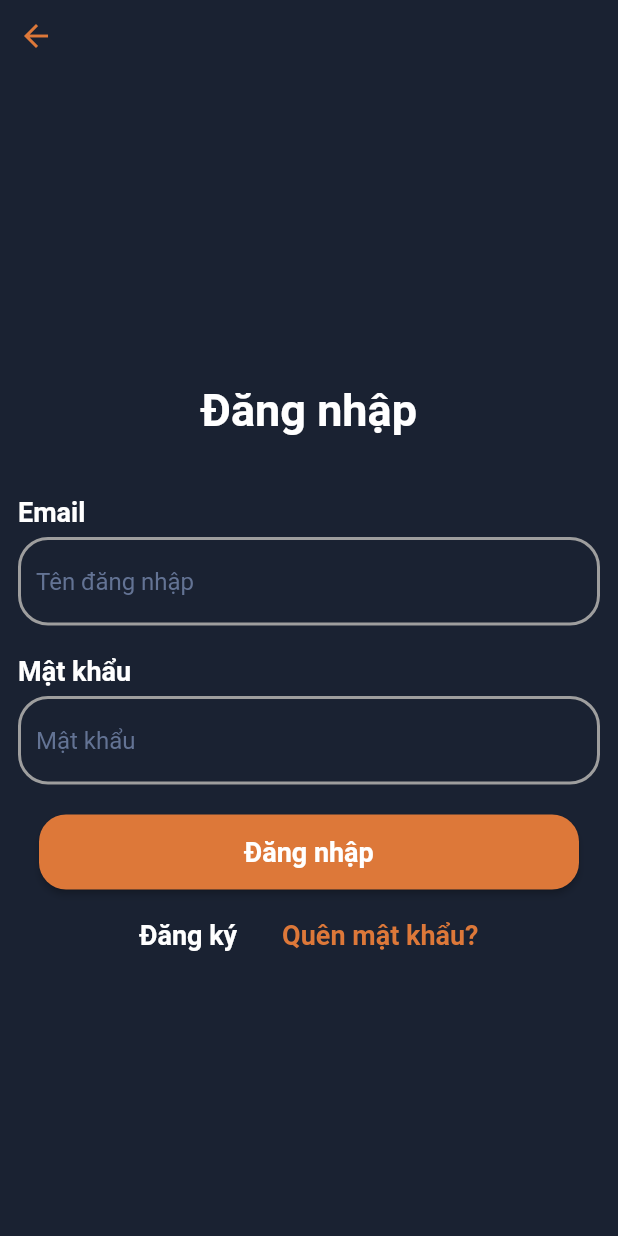
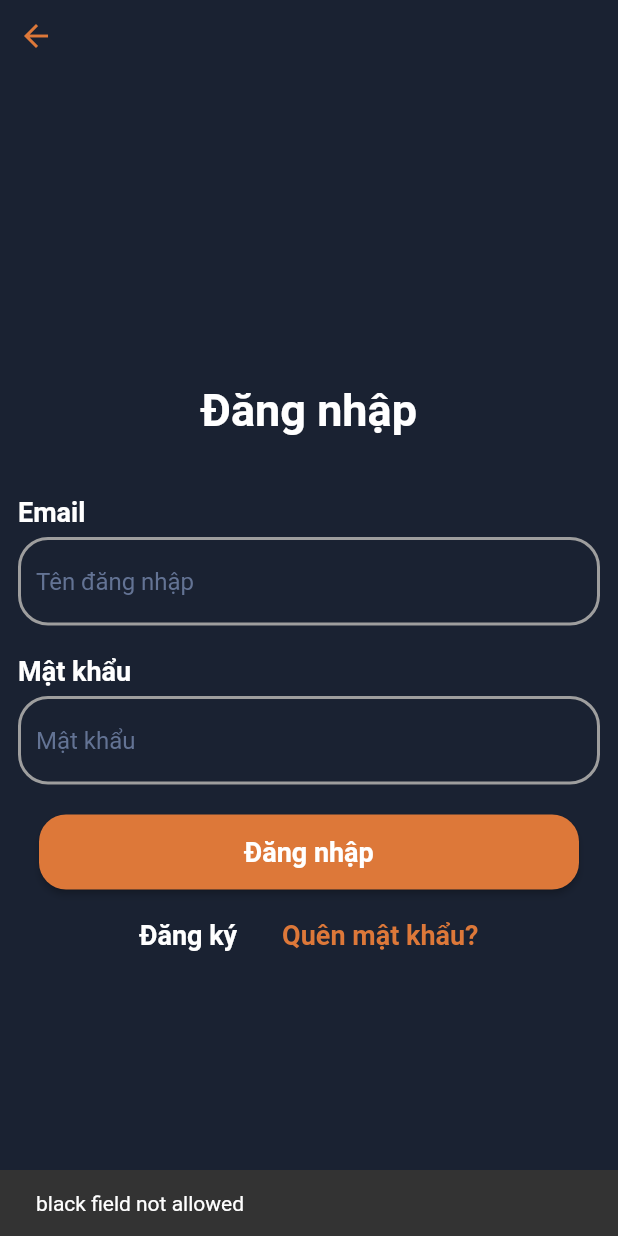
Before and after one commit to ducjk/finalExamflutter, a Flutter app: the loginPage screen opened directly, after a tap on "Đăng nhập", on a phone screen of 412 x 824 dp. Run offline on Flutter 3.47's test engine with Material 2 defaults, Android fonts, the phone set to English and light mode, and no system bars; our stand-ins replace google_fonts; missing offline and left inert: dart:js; network calls fail.

Commit message:
update code login

```diff
--- a/lib/gui/interfaces/home-login.dart
+++ b/lib/gui/interfaces/home-login.dart
@@ -4,6 +4,7 @@ import 'dart:ui';
 import 'package:google_fonts/google_fonts.dart';
 import 'package:provider/provider.dart';
 import 'package:test_project/gui/interfaces/home-forgot.dart';
+import 'package:test_project/gui/interfaces/home-non-auth.dart';
 import 'package:test_project/gui/interfaces/home-register.dart';
 import 'package:test_project/product/user_model.dart';
 import 'package:test_project/product/user_provider.dart';
@@ -23,11 +24,13 @@ class _loginPageState extends State<loginPage> {
   var _userNameKey = TextEditingController();
 
   var _passwordKey = TextEditingController();
+  int test = 0;
 
   List<UserModel> listUser = [];
 
   @override
   Widget build(BuildContext context) {
+    print("re-render...");
     var userProvider = Provider.of<UserProvider>(context);
     if (userProvider.list_users.isEmpty) {
       userProvider.getListUser();
@@ -205,6 +208,32 @@ class _loginPageState extends State<loginPage> {
                                     //                       forgotPage()))
                                     //         }
                                     //     });
+
+                                    // if (_userNameKey.text.isNotEmpty &&
+                                    //     _passwordKey.text.isNotEmpty) {
+                                    //   var res = await http.post(Uri.parse("http://localhost:3000/api/users"),
+                                    //       body: ({'user': _userNameKey.text, 'pass': _passwordKey.text}));
+                                    //   userProvider.checkLogin(
+                                    //       _userNameKey.text, _passwordKey.text);
+
+                                    //   if (userProvider.kt) {
+                                    //     Navigator.push(
+                                    //         context,
+                                    //         MaterialPageRoute(
+                                    //             builder: (context) =>
+                                    //                 forgotPage()));
+                                    //   } else {
+                                    //     ScaffoldMessenger.of(context)
+                                    //         .showSnackBar(SnackBar(
+                                    //             content: Text(
+                                    //                 "Invalid Credentials")));
+                                    //   }
+                                    // } else {
+                                    //   ScaffoldMessenger.of(context)
+                                    //       .showSnackBar(SnackBar(
+                                    //           content: Text(
+                                    //               "black field not allowed")));
+                                    // }
                                     login();
                                   },
                                   child: Text("Đăng nhập",
@@ -269,21 +298,21 @@ class _loginPageState extends State<loginPage> {
   }
 
   Future<void> login() async {
-    // if (_userNameKey.text.isNotEmpty && _passwordKey.text.isNotEmpty) {
-    // var res = await http.post(Uri.parse("http://localhost:3000/api/users"),
-    //     body: ({'user': _userNameKey.text, 'pass': _passwordKey.text}));
-    //     UserModel user =
-    //     if (res.statusCode == 200) {
-    //       print('res: ${res.body}');
-    //       Navigator.push(
-    //           context, MaterialPageRoute(builder: (context) => forgotPage()));
-    //     } else {
-    //       ScaffoldMessenger.of(context)
-    //           .showSnackBar(SnackBar(content: Text("Invalid Credentials")));
-    //     }
-    //   } else {
-    //     ScaffoldMessenger.of(context)
-    //         .showSnackBar(SnackBar(content: Text("black field not allowed")));
-    //   }
+    if (_userNameKey.text.isNotEmpty && _passwordKey.text.isNotEmpty) {
+      var res = await http.get(Uri.parse(
+          "http://localhost:3000/api/users?user=${_userNameKey.text}&pass=${_passwordKey.text}"));
+
+      if (res.statusCode == 200) {
+        print('res: ${res.body}');
+        Navigator.push(
+            context, MaterialPageRoute(builder: (context) => HomePage()));
+      } else {
+        ScaffoldMessenger.of(context)
+            .showSnackBar(SnackBar(content: Text("Invalid Credentials")));
+      }
+    } else {
+      ScaffoldMessenger.of(context)
+          .showSnackBar(SnackBar(content: Text("black field not allowed")));
+    }
   }
 }
```
Also changed, not shown: lib/product/user_provider.dart (+7 -4 lines).
